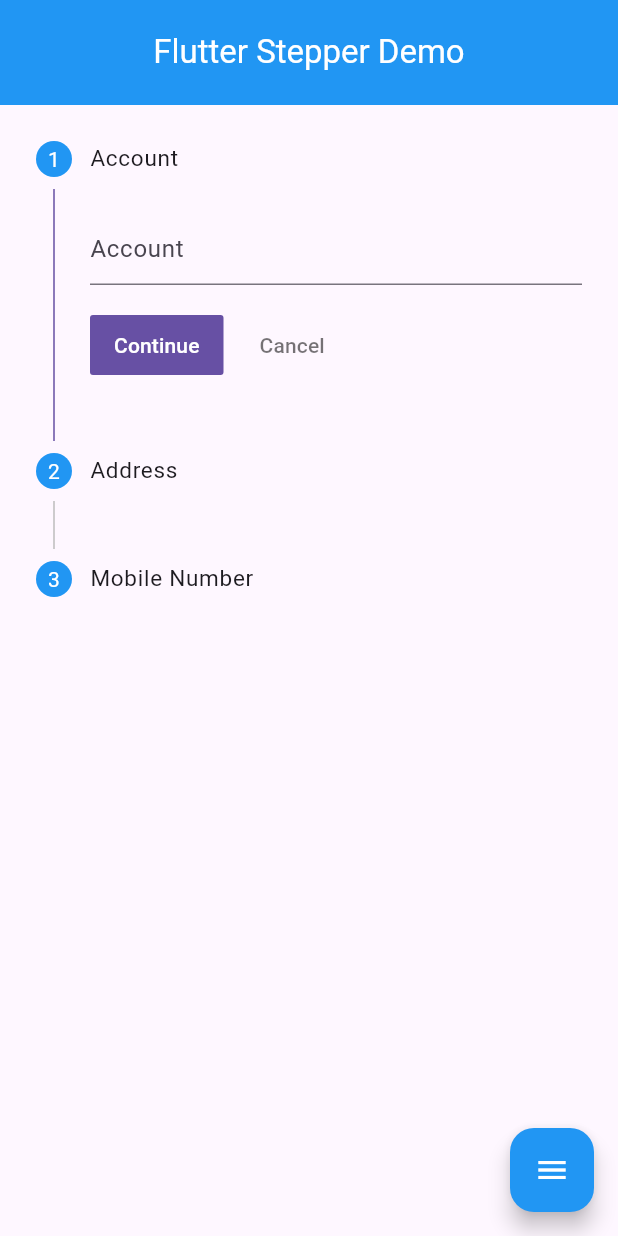
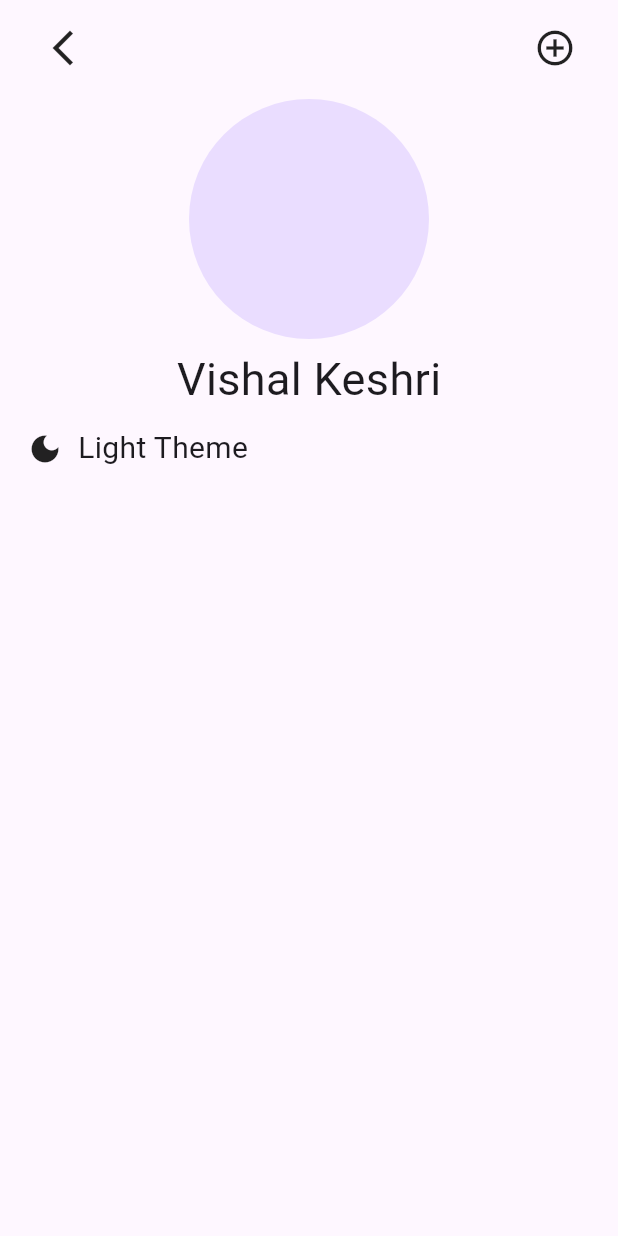
Before and after one commit to Vishalk0810/adv_flutter_ch1, a Flutter app: the screen it shows after launch, on a phone screen of 412 x 824 dp. Run offline on Flutter 3.47's test engine with Material 3 defaults, Android fonts, the phone set to English and light mode, and no system bars.

Commit message:
10-07-2024

```diff
--- a/lib/main.dart
+++ b/lib/main.dart
@@ -1,135 +1,26 @@
+import 'package:adv_flutter_ch1/screens/lecture%201.1/provider/change_theme_provider.dart';
+import 'package:adv_flutter_ch1/screens/lecture%201.1/view/change_theme.dart';
 import 'package:flutter/material.dart';
+import 'package:provider/provider.dart';
 
-import '../utils/global.dart';
+void main()
+{
+  runApp(MyApp());
+}
 
-void main() => runApp(const StepperExampleApp());
-
-class StepperExampleApp extends StatefulWidget {
-  const StepperExampleApp({super.key});
+class MyApp extends StatelessWidget {
+  const MyApp({super.key});
 
   @override
-  State<StepperExampleApp> createState() => _StepperExampleAppState();
-}
-
-class _StepperExampleAppState extends State<StepperExampleApp> {
-  @override
   Widget build(BuildContext context) {
-    return MaterialApp(
-      debugShowCheckedModeBanner: false,
-      home: Scaffold(
-        appBar: AppBar(
-          backgroundColor: Colors.blue,
-          centerTitle: true,
-          title: const Text(
-            'Flutter Stepper Demo',
-            style: TextStyle(color: Colors.white),
-          ),
-          toolbarHeight: 70,
-        ),
-        body: StepperExample(),
+    return ChangeNotifierProvider(
+      create: (context) => HomeProvider(),
+      child: MaterialApp(
+        theme: ThemeData.light(),
+        darkTheme: ThemeData.dark(),
+        debugShowCheckedModeBanner: false,
+        home: ChangeTheme(),
       ),
     );
   }
 }
-
-class StepperExample extends StatefulWidget {
-  const StepperExample({super.key});
-
-  @override
-  State<StepperExample> createState() => _StepperExampleState();
-}
-
-class _StepperExampleState extends State<StepperExample> {
-
-  @override
-  Widget build(BuildContext context) {
-    return SafeArea(child: Scaffold(
-      floatingActionButton: FloatingActionButton(
-        backgroundColor: Colors.blue,
-        onPressed: () {
-          setState(() {
-            if(isgrid)
-            {
-              isgrid = false;
-            }
-            else
-            {
-              isgrid = true;
-            }
-          });
-        },
-        child: Icon(
-          Icons.menu,
-          color: Colors.white,
-        ),
-      ),
-      body: Stepper(
-        physics: const BouncingScrollPhysics(),
-        currentStep: selectedIndex,
-        onStepCancel: () {
-          setState(() {
-            if (selectedIndex > 0) {
-              setState(() {
-                selectedIndex--;
-              });
-            } else {
-              selectedIndex = 2;
-            }
-          });
-        },
-        onStepContinue: () {
-          setState(() {
-            if (selectedIndex != 2) {
-              setState(() {
-                selectedIndex++;
-              });
-            }
-          });
-        },
-        onStepTapped: (int index) {
-          setState(() {
-            selectedIndex = index;
-          });
-        },
-        type: isgrid?StepperType.horizontal:StepperType.vertical,
-        steps: [
-          Step(
-              stepStyle: StepStyle(
-                  color: Colors.blue, indexStyle: TextStyle(color: Colors.white)),
-              title: Text(
-                'Account',
-                style: TextStyle(fontSize: 15),
-              ),
-              isActive: selectedIndex == 0,
-              content: TextField(
-                cursorColor: Colors.blue.shade700,
-                controller: txtAcc,
-                decoration: InputDecoration(hintText: 'Account '),
-              )),
-          Step(
-              stepStyle: StepStyle(
-                  color: Colors.blue, indexStyle: TextStyle(color: Colors.white)),
-              title: Text('Address', style: TextStyle(fontSize: 15)),
-              isActive: selectedIndex == 1,
-              content: TextField(
-                cursorColor: Colors.blue.shade700,
-                controller: txtAdd,
-                decoration: InputDecoration(hintText: 'Address '),
-              )),
-          Step(
-              stepStyle: StepStyle(
-                  color: Colors.blue, indexStyle: TextStyle(color: Colors.white)),
-              title: Text('Mobile Number', style: TextStyle(fontSize: 15)),
-              isActive: selectedIndex == 2,
-              content: TextField(
-                cursorColor: Colors.blue.shade700,
-                controller: txtMob,
-                decoration: InputDecoration(
-                    hintText: 'Mobile Number',
-                    hintStyle: TextStyle(color: Colors.grey)),
-              )),
-        ],
-      ),
-    ));
-  }
-}
--- /dev/null
+++ b/lib/screens/lecture 1.1/provider/change_theme_provider.dart
@@ -0,0 +1,23 @@
+import 'package:flutter/material.dart';
+
+class HomeProvider extends ChangeNotifier
+{
+  bool isDarks = false;
+
+  void themeChange()
+  {
+    isDarks = !isDarks;
+  }
+
+  void changeThemeData()
+  {
+    ThemeData(
+      colorScheme: ColorScheme.light(
+        brightness: Brightness.light,
+        primary: Colors.purple,
+        secondary: Colors.blue,
+        surface: Colors.pinkAccent,
+      )
+    );
+  }
+}
--- /dev/null
+++ b/lib/screens/lecture 1.1/view/change_theme.dart
@@ -0,0 +1,55 @@
+import 'package:flutter/material.dart';
+
+class ChangeTheme extends StatelessWidget {
+  const ChangeTheme({super.key});
+
+  @override
+  Widget build(BuildContext context) {
+    return SafeArea(
+      child: Scaffold(
+        body: Padding(
+          padding: const EdgeInsets.all(18.0),
+          child: Column(
+            children: [
+              Row(
+                mainAxisAlignment: MainAxisAlignment.spaceBetween,
+                children: [
+                  Padding(
+                    padding: const EdgeInsets.only(left: 10),
+                    child: Icon(Icons.arrow_back_ios_new,size: 28,),
+                  ),
+                  Padding(
+                    padding: const EdgeInsets.only(right: 10),
+                    child: Icon(Icons.add_circle_outline_outlined,size: 28,),
+                  ),
+                ],
+              ),
+              SizedBox(height: 20,),
+              CircleAvatar(
+                radius: 80,
+              ),
+              SizedBox(height: 5,),
+              Text('Vishal Keshri',style: TextStyle(
+                fontSize: 30,
+              ),),
+              Row(
+                children: [
+                  Row(
+                    children: [
+                      SizedBox(height: 50,),
+                      Icon(Icons.dark_mode),
+                      SizedBox(width: 10,),
+                      Text('Light Theme',style: TextStyle(
+                        fontSize: 20,
+                      ),),
+                    ],
+                  )
+                ],
+              )
+            ],
+          ),
+        )
+      ),
+    );
+  }
+}
--- a/pubspec.yaml
+++ b/pubspec.yaml
@@ -35,6 +35,7 @@ dependencies:
   # The following adds the Cupertino Icons font to your application.
   # Use with the CupertinoIcons class for iOS style icons.
   cupertino_icons: ^1.0.8
+  provider: ^6.1.2
 
 dev_dependencies:
   flutter_test:
```
Also changed, not shown: lib/stepper/stepper.dart (+135 -0 lines), pubspec.lock, 1 other file.
